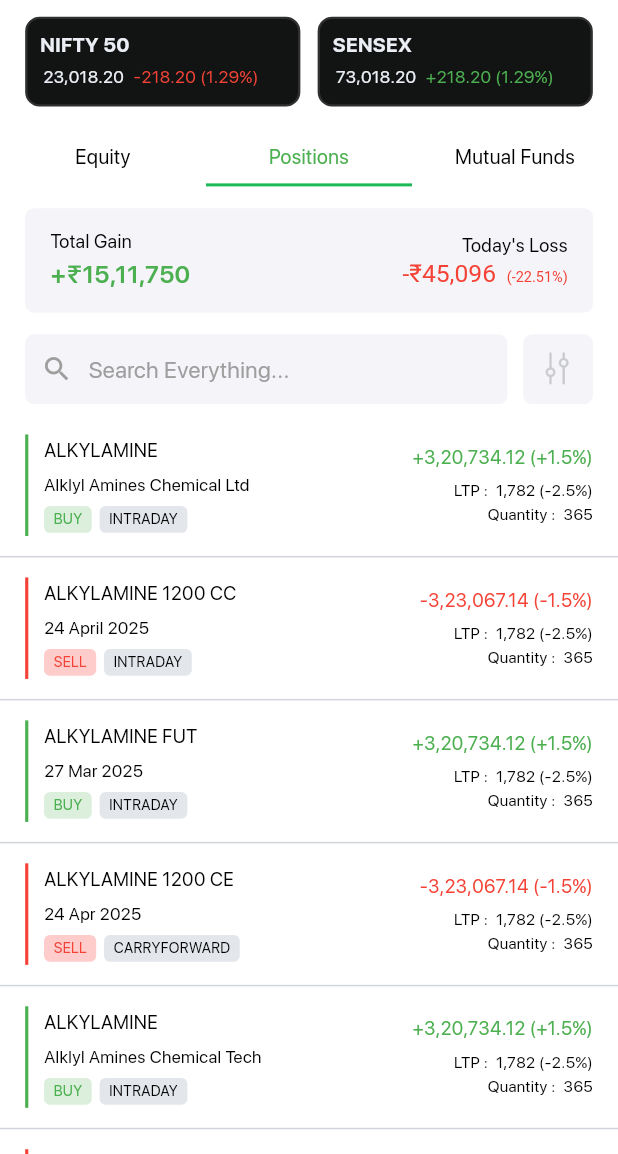
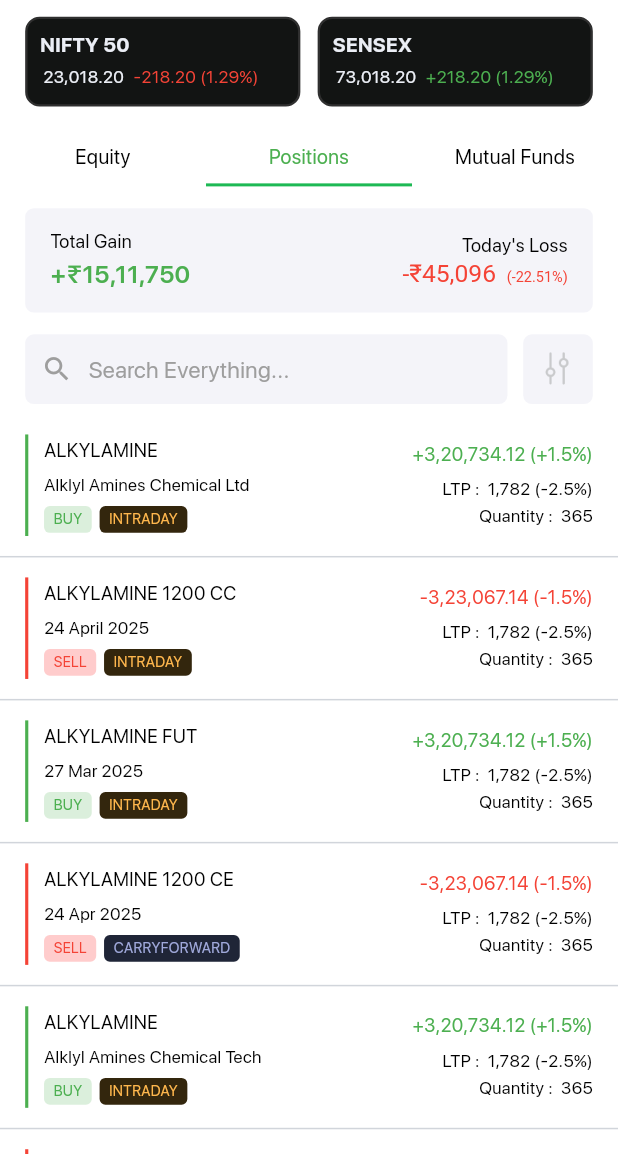
Before and after one commit to BrokingSapphire/SapphireTerminalMobile, a Flutter app: the HoldingsScreen screen opened directly, swiped to page 2, on a phone screen of 412 x 824 dp, the part 82-1236 px from its top. Run offline on Flutter 3.47's test engine with Material 3 defaults, Android fonts, the light colour scheme and no system bars; our stand-ins replace camera, confetti, dotted_border, flutter_screenutil, flutter_secure_storage, flutter_slidable and 5 more; missing offline and left inert: google_mlkit_face_detection, holdable_button, scribble; accounts and stored records are empty; network calls fail; project files that could hold a hidden picture were left out.

Commit message:
fix: holding section

```diff
--- a/lib/screens/home/holdings/positions/position.dart
+++ b/lib/screens/home/holdings/positions/position.dart
@@ -84,6 +84,37 @@
       "isBuy": false,
     }
   ];
+
+  // Function to get chip colors based on label
+  Map<String, Color> _getChipColors(String label) {
+    switch (label.toUpperCase()) {
+      case 'DELIVERY':
+        return {
+          'background': Color(0xff1e2e2a),
+          'text': Color(0xffa5d6c9),
+        };
+      case 'INTRADAY':
+        return {
+          'background': Color(0xff33260d),
+          'text': Color(0xffffb74d),
+        };
+      case 'CARRYFORWARD':
+        return {
+          'background': Color(0xff1f2537),
+          'text': Color(0xff9fa8da),
+        };
+      case 'MTF':
+        return {
+          'background': Color(0xff2a1e38),
+          'text': Color(0xffce93d8),
+        };
+      default:
+        return {
+          'background': Color(0xff1a1a1a),
+          'text': Colors.white,
+        };
+    }
+  }
 
   Widget positionCard(String firstValue, String secondValue, bool isDark) {
     // Determine titles based on values
@@ -264,7 +295,8 @@
             ],
           ),
         ),
-    ));
+      ),
+    );
   }
 
   Widget positionScreenTiles(
@@ -277,6 +309,9 @@
     bool isBuy,
     bool isDark,
   ) {
+    // Get chip colors for trail3
+    final chipColors = _getChipColors(trail3);
+
     return Column(
       children: [
         Padding(
@@ -344,8 +379,7 @@
                           padding: EdgeInsets.symmetric(
                               horizontal: 6.w, vertical: 2.h),
                           decoration: BoxDecoration(
-                            color:
-                                isDark ? Color(0xff333333) : Color(0xffE3E6EB),
+                            color: chipColors['background'],
                             borderRadius: BorderRadius.circular(4.r),
                           ),
                           child: Text(
@@ -353,7 +387,8 @@
                             style: TextStyle(
                               fontSize: 10.sp,
                               fontWeight: FontWeight.w500,
-                                color: isDark ? Colors.white : Colors.black),
+                              color: chipColors['text'],
+                            ),
                           ),
                         ),
                       ],
@@ -381,7 +416,7 @@
                         Text(
                           "LTP :",
                           style: TextStyle(
-                              fontSize: 11.sp,
+                              fontSize: 12.sp,
                               color: isDark ? Colors.grey : Colors.black),
                         ),
                         SizedBox(
@@ -390,7 +425,7 @@
                         Text(
                           subtitle,
                           style: TextStyle(
-                              fontSize: 11.sp,
+                              fontSize: 12.sp,
                               color: isDark ? Colors.white : Colors.black),
                         ),
                       ],
@@ -403,7 +438,7 @@
                         Text(
                           "Quantity :",
                           style: TextStyle(
-                              fontSize: 11.sp,
+                              fontSize: 12.sp,
                               color: isDark ? Colors.grey : Colors.black),
                         ),
                         SizedBox(
@@ -412,7 +447,7 @@
                         Text(
                           "365",
                           style: TextStyle(
-                              fontSize: 11.sp,
+                              fontSize: 12.sp,
                               color: isDark ? Colors.white : Colors.black),
                         ),
                       ],
--- a/lib/utils/constWidgets.dart
+++ b/lib/utils/constWidgets.dart
@@ -247,11 +247,11 @@
         Padding(
           padding: const EdgeInsets.symmetric(horizontal: 16.0),
           child: Container(
-            height: 64.h,
+            height: 70.h,
             child: Row(
               children: [
                 Container(
-                    height: 56.h,
+                    height: 60.h,
                     width: 2.w,
                     color: trail1.startsWith("-") ? Colors.red : Colors.green),
                 SizedBox(
@@ -268,7 +268,7 @@
                           color: isDark ? Colors.white : Colors.black),
                     ),
                     SizedBox(
-                      height: 5.h,
+                      height: 6.h,
                     ),
                     Row(
                       children: [
@@ -276,7 +276,7 @@
                           // subtitle,
                           "Avg.  :",
                           style: TextStyle(
-                              fontSize: 11.sp,
+                              fontSize: 12.sp,
                               color: isDark ? Colors.grey : Colors.black),
                         ),
                         SizedBox(
@@ -286,21 +286,19 @@
                           // subtitle,
                           "1,250",
                           style: TextStyle(
-                              fontSize: 11.sp,
+                              fontSize: 12.sp,
                               color: isDark ? Colors.white : Colors.black),
                         ),
                       ],
                     ),
-                    SizedBox(
-                      height: 1.h,
-                    ),
+
                     Row(
                       children: [
                         Text(
                           // subtitle,
                           "Invt.  :",
                           style: TextStyle(
-                              fontSize: 11.sp,
+                              fontSize: 12.sp,
                               color: isDark ? Colors.grey : Colors.black),
                         ),
                         SizedBox(
@@ -310,7 +308,7 @@
                           // subtitle,
                           "1,05,832",
                           style: TextStyle(
-                              fontSize: 11.sp,
+                              fontSize: 12.sp,
                               color: isDark ? Colors.white : Colors.black),
                         ),
                       ],
@@ -331,7 +329,7 @@
                               : Colors.green),
                     ),
                     SizedBox(
-                      height: 5.h,
+                      height: 6.h,
                     ),
                     Row(
                       children: [
@@ -339,13 +337,13 @@
                           // trail2
                           "LTP : ",
                           style: TextStyle(
-                              fontSize: 11.sp,
+                              fontSize: 12.sp,
                               color: isDark ? Colors.grey : Colors.black),
                         ),
                         Text(
                           "1,731.05 (-1.63%)",
                           style: TextStyle(
-                              fontSize: 11.sp,
+                              fontSize: 12.sp,
                               color: isDark ? Colors.white : Colors.black),
                         ),
                       ],
@@ -358,13 +356,13 @@
                         Text(
                           "Quantity : ",
                           style: TextStyle(
-                              fontSize: 11.sp,
+                              fontSize: 12.sp,
                               color: isDark ? Colors.grey : Colors.black),
                         ),
                         Text(
                           "365",
                           style: TextStyle(
-                              fontSize: 11.sp,
+                              fontSize: 12.sp,
                               color: isDark ? Colors.white : Colors.black),
                         ),
                       ],
```
Lines whose indentation alone changed are shown as unchanged.
